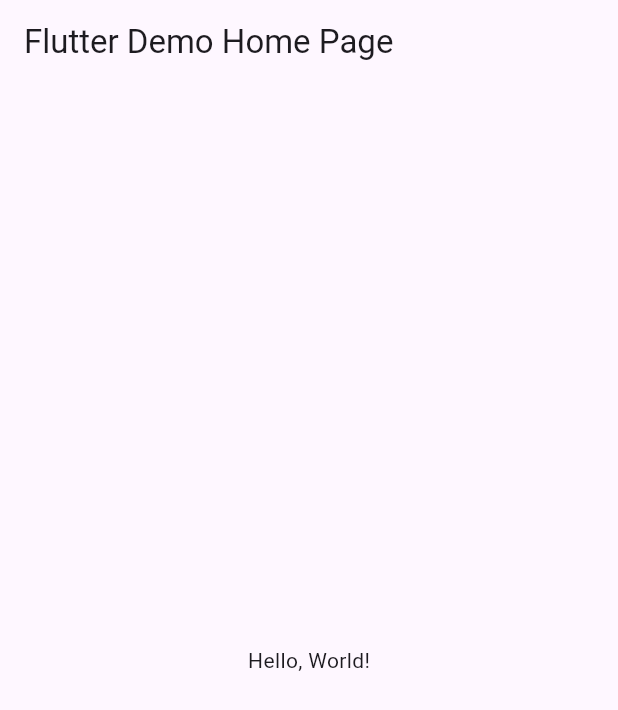
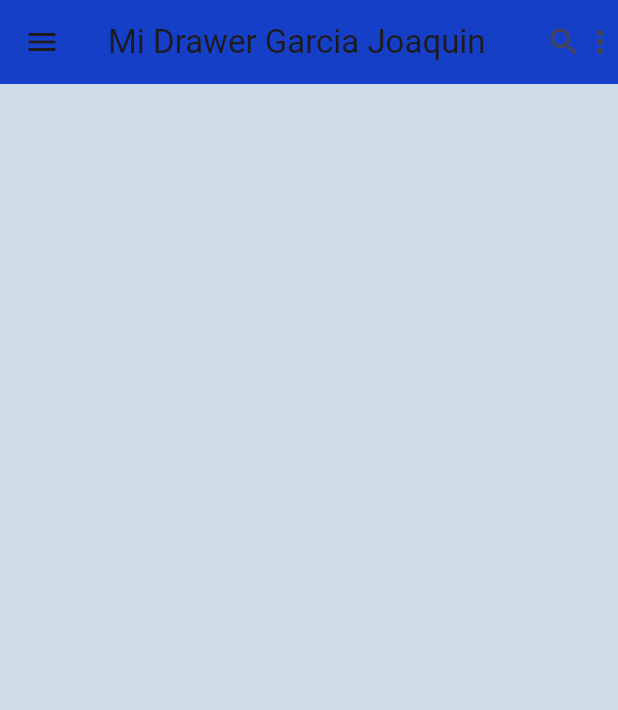
Before and after one commit to GarciaJ128/midrawerGarciaJ, a Flutter app: the screen it shows after launch, on a phone screen of 412 x 824 dp. Shown: the top 710 px of the screen. Run offline on Flutter 3.47's test engine with Material 3 defaults, Android fonts, the phone set to English and light mode, and no system bars.

Commit message:
Update main.dart

```diff
--- a/lib/main.dart
+++ b/lib/main.dart
@@ -1,43 +1,117 @@
 import 'package:flutter/material.dart';
 
-void main() => runApp(MyApp());
+void main() => runApp(const MiDrawerGarciaJ());
 
-class MyApp extends StatelessWidget {
-  const MyApp({super.key});
-  // This widget is the root of your application.
+class MiDrawerGarciaJ extends StatelessWidget {
+  const MiDrawerGarciaJ({Key? key}) : super(key: key);
+
   @override
   Widget build(BuildContext context) {
     return MaterialApp(
-      // Application name
-      title: 'Flutter Hello World',
-      // Application theme data, you can set the colors for the application as
-      // you want
-      theme: ThemeData(
-        // useMaterial3: true,
-        primarySwatch: Colors.blue,
-      ),
-      // A widget which will be started on application startup
-      home: MyHomePage(title: 'Flutter Demo Home Page'),
-    );
-  }
-}
-
-class MyHomePage extends StatelessWidget {
-  final String title;
-  const MyHomePage({super.key, required this.title});
-
-  @override
-  Widget build(BuildContext context) {
-    return Scaffold(
-      appBar: AppBar(
-        // The title text which will be shown on the action bar
-        title: Text(title),
-      ),
-      body: Center(
-        child: Text(
-          'Hello, World!',
+      debugShowCheckedModeBanner: false,
+      home: Scaffold(
+        appBar: AppBar(
+          backgroundColor: Color(0xff163fc8),
+          title: const Text("Mi Drawer Garcia Joaquin"),
+          actions: [const Icon(Icons.search), const Icon(Icons.more_vert)],
+        ),
+        backgroundColor: const Color(0xffcfdce7),
+        drawer: Drawer(
+          child: ListView(
+            padding: EdgeInsets.zero,
+            children: [
+              UserAccountsDrawerHeader(
+                accountName: Text("Jennifer Denisse García Joaquín"),
+                accountEmail: Text("a.21308051280359@cbtis128.edu.mx"),
+                currentAccountPicture: CircleAvatar(
+                  backgroundImage: NetworkImage(
+                      "https://raw.githubusercontent.com/GarciaJ128/Img_IOS/main/ac2.jpg"),
+                ),
+                decoration: BoxDecoration(
+                  image: DecorationImage(
+                    image: NetworkImage(
+                      "https://raw.githubusercontent.com/GarciaJ128/Img_IOS/main/c1_f.jpg",
+                    ),
+                    fit: BoxFit.fill,
+                  ),
+                ),
+                otherAccountsPictures: [
+                  CircleAvatar(
+                    backgroundColor: Colors.white,
+                    backgroundImage: NetworkImage(
+                        "https://raw.githubusercontent.com/GarciaJ128/Img_IOS/main/ac1.png"),
+                  ),
+                  CircleAvatar(
+                    backgroundColor: Colors.white,
+                    backgroundImage: NetworkImage(
+                        "https://raw.githubusercontent.com/GarciaJ128/Img_IOS/main/ac3.png"),
+                  ),
+                ],
+              ),
+              ListTile(
+                leading: const Icon(
+                  Icons.account_circle,
+                  color: Color(0xff8130dc),
+                  size: 30.0,
+                ),
+                title: const Text("Mi Cuenta", textScaleFactor: 1.5),
+                onTap: () {
+                  Navigator.pop(context);
+                },
+              ),
+              ListTile(
+                leading: const Icon(Icons.library_books,
+                    color: Color(0xff5530dc), size: 30.0),
+                title: const Text("Libros", textScaleFactor: 1.5),
+                onTap: () {
+                  Navigator.pop(context);
+                },
+              ),
+              ListTile(
+                leading: const Icon(Icons.person,
+                    color: Color(0xffc830dc), size: 30.0),
+                title: const Text("Autores", textScaleFactor: 1.5),
+                onTap: () {
+                  Navigator.pop(context);
+                },
+              ),
+              ListTile(
+                leading: const Icon(Icons.group,
+                    color: Color(0xffdc305b), size: 30.0),
+                title: const Text("Clientes", textScaleFactor: 1.5),
+                onTap: () {
+                  Navigator.pop(context);
+                },
+              ),
+              ListTile(
+                leading: const Icon(Icons.event,
+                    color: Color(0xffdc7430), size: 30.0),
+                title: const Text("Reservaciones", textScaleFactor: 1.5),
+                onTap: () {
+                  Navigator.pop(context);
+                },
+              ),
+              ListTile(
+                leading: const Icon(Icons.shopping_cart,
+                    color: Color(0xffdccb30), size: 30.0),
+                title: const Text("Compras", textScaleFactor: 1.5),
+                onTap: () {
+                  Navigator.pop(context);
+                },
+              ),
+              ListTile(
+                leading: const Icon(Icons.logout,
+                    color: Color(0xff3edc30), size: 30.0),
+                title: const Text("Cerrar sesión", textScaleFactor: 1.5),
+                onTap: () {
+                  Navigator.pop(context);
+                },
+              )
+            ],
+          ),
         ),
       ),
     );
-  }
-}
+  } //Widget
+} //MiDrawerGaciaJ
+//MiDrawerGaciaJ
```
